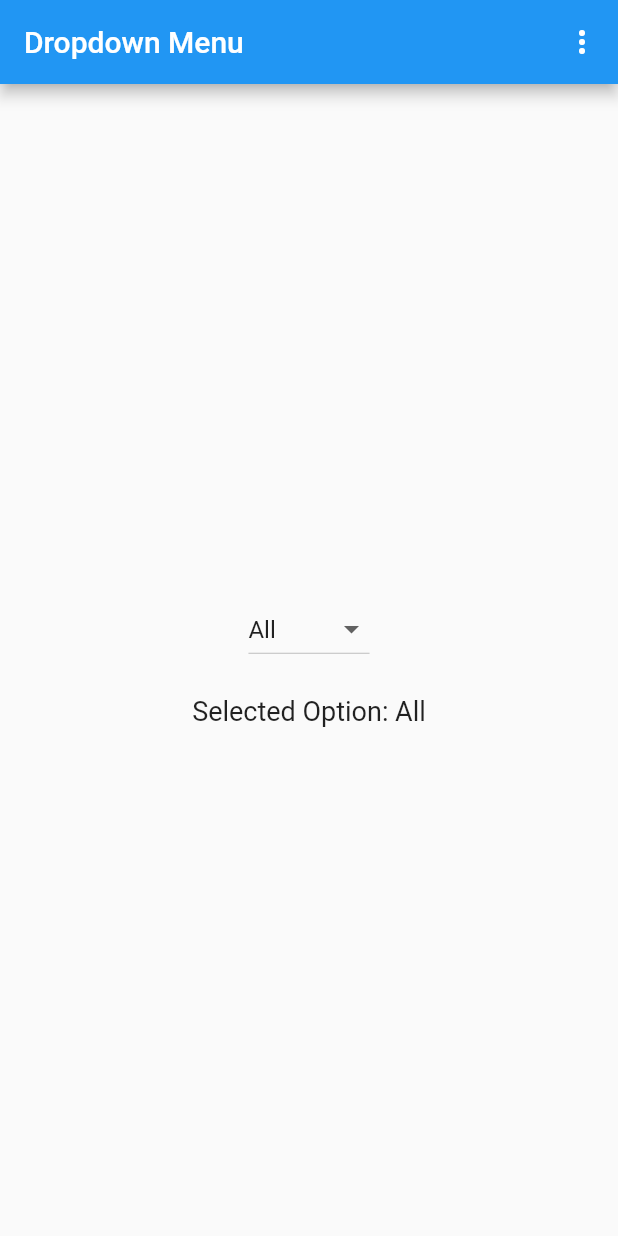
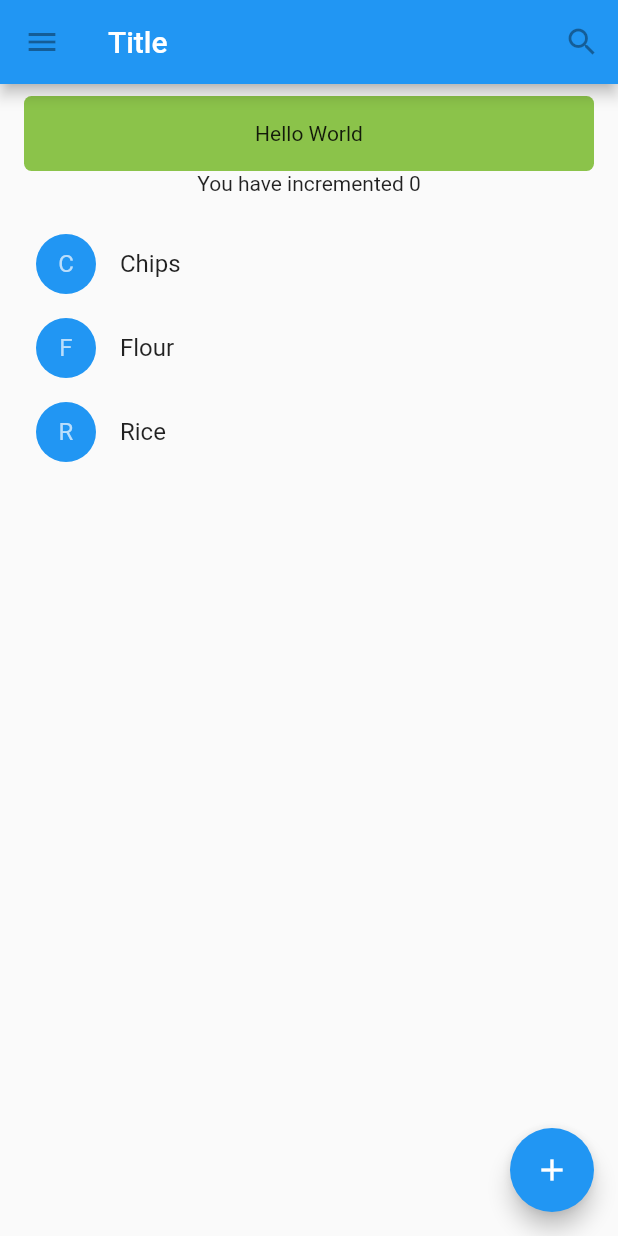
Before and after one commit to aleku399/flutter_tutorials, a Flutter app: the screen it shows after launch, on a phone screen of 412 x 824 dp. Run offline on Flutter 3.47's test engine with Material 2 defaults, Android fonts, the phone set to English and light mode, and no system bars.

Commit message:
Shopping List

```diff
--- a/lib/main.dart
+++ b/lib/main.dart
@@ -14,85 +14,173 @@ class MyApp extends StatelessWidget {
       theme: ThemeData(
         primarySwatch: Colors.blue,
       ),
-      home: const MyHomePage(title: 'Dropdown Menu'),
+      home: MyHomePage(title: "Title"),
     );
   }
 }
 
-class MenuOption {
-  final String title;
-  final Function() onPressed;
+class Product {
+  Product({required this.name});
 
-  MenuOption({required this.title, required this.onPressed});
+  final String name;
 }
 
-class MyHomePage extends StatefulWidget {
-  const MyHomePage({super.key, required this.title});
+typedef CartChangedCallBack = Function(Product product, bool inCart);
 
+class ShoppingListItem extends StatelessWidget {
+  ShoppingListItem({
+    required this.product,
+    required this.onCartChanged,
+    required this.inCart,
+  }): super(key: ObjectKey(product));
+
+  final Product product;
+  final CartChangedCallBack onCartChanged;
+  final bool inCart;
+
+  Color _getBackgroundColor(BuildContext context) {
+
+    return inCart ? Colors.black54: Theme.of(context).primaryColor;
+  }
+
+  TextStyle? _getTextStyle(BuildContext context) {
+    if (!inCart) {
+      return null;
+    }
+
+    return  const TextStyle(
+      color: Colors.black54,
+      decoration: TextDecoration.lineThrough,
+    );
+  }
+
+  @override
+  Widget build(BuildContext context) {
+    return ListTile(
+      onTap: () {
+        onCartChanged(product, inCart);
+      },
+      leading: CircleAvatar(
+        backgroundColor: _getBackgroundColor(context),
+        child: Text(product.name[0]),
+      ),
+      title: Text(product.name, style: _getTextStyle(context)),
+    );
+  }
+}
+
+class ShoppingList extends StatefulWidget {
+  ShoppingList({required this.products, super.key});
+
+  final List<Product> products;
+
+  @override
+  State<ShoppingList> createState() => _ShoppingListState();
+}
+
+class _ShoppingListState extends State<ShoppingList> {
+  final _items = <Product>{};
+
+  void _handleCartChanged(Product product, bool inCart) {
+    setState(() {
+      if (inCart) {
+        _items.remove(product);
+      } else {
+        _items.add(product);
+      }
+    });
+  }
+
+  @override
+  Widget build(BuildContext context) {
+    return ListView(
+      padding: const EdgeInsets.symmetric(vertical: 8),
+      children: widget.products.map((product) {
+        return ShoppingListItem(
+          product: product,
+          onCartChanged: _handleCartChanged,
+          inCart: _items.contains(product),
+        );
+      }).toList(),
+    );
+  }
+}
+
+class  MyHomePage extends StatefulWidget {
   final String title;
 
+  MyHomePage({super.key, required this.title});
+
   @override
-  State<MyHomePage> createState() => _MyHomePageState();
+  State<MyHomePage> createState() => _MyHomePage();
 }
 
-class _MyHomePageState extends State<MyHomePage> {
-  String selectedOption = 'All';
-  List<String> options = ['All', 'Rice', 'Beef', 'Chicken'];
+class _MyHomePage extends State<MyHomePage>{
+  int _count = 0;
 
   @override
   Widget build(BuildContext context) {
     return Scaffold(
       appBar: AppBar(
+        leading: const IconButton(
+          icon: Icon(Icons.menu),
+          tooltip: "Navigation Menu",
+          onPressed: null,
+        ),
         title: Text(widget.title),
-        actions: [
-          PopupMenuButton<MenuOption>(
-            onSelected: (option) {
-              option.onPressed();
-            },
-            itemBuilder: (BuildContext context) {
-              return options.map((option) {
-                return PopupMenuItem<MenuOption>(
-                  value: MenuOption(
-                    title: option,
-                    onPressed: () {
-                      setState(() {
-                        selectedOption = option;
-                      });
-                    },
-                  ),
-                  child: Text(option),
-                );
-              }).toList();
-            },
+        actions: const [
+          IconButton(
+            icon: Icon(Icons.search),
+            tooltip: "Search",
+            onPressed: null,
           ),
         ],
       ),
-      body: Center(
+      body: Container(
+        padding: const EdgeInsets.all(8),
         child: Column(
           mainAxisAlignment: MainAxisAlignment.center,
           children: [
-            DropdownButton<String>(
-              value: selectedOption,
-              onChanged: (String? newValue) {
-                setState(() {
-                  selectedOption = newValue!;
-                });
+            GestureDetector(
+              onTap: () {
+              print("Hello World");
               },
-              items: options.map<DropdownMenuItem<String>>((String value) {
-                return DropdownMenuItem<String>(
-                  value: value,
-                  child: Text(value),
-                );
-              }).toList(),
+              child: Container(
+                height: 50,
+                padding: const EdgeInsets.all(8),
+                margin: const EdgeInsets.symmetric(horizontal: 8),
+                decoration: BoxDecoration(
+                borderRadius: BorderRadius.circular(5),
+                color: Colors.lightGreen[500],
+              ),
+                child: Center(
+                  child: Text("Hello World"),
+                ),
+              ),
             ),
-            SizedBox(height: 20),
-            Text(
-              'Selected Option: $selectedOption',
-              style: TextStyle(fontSize: 18),
+            Text("You have incremented ${_count}"),
+            SizedBox(height: 10),
+            Expanded(
+              child: ShoppingList(
+                products: [
+                  Product(name: "Chips"),
+                  Product(name: "Flour"),
+                  Product(name: "Rice"),
+                ],
+              ),
             ),
           ],
         ),
       ),
+      floatingActionButton: FloatingActionButton(
+        tooltip: "Add",
+        child: Icon(Icons.add),
+        onPressed: () {
+          setState(() {
+            _count++;
+          });
+        },
+      ),
     );
   }
 }
```
